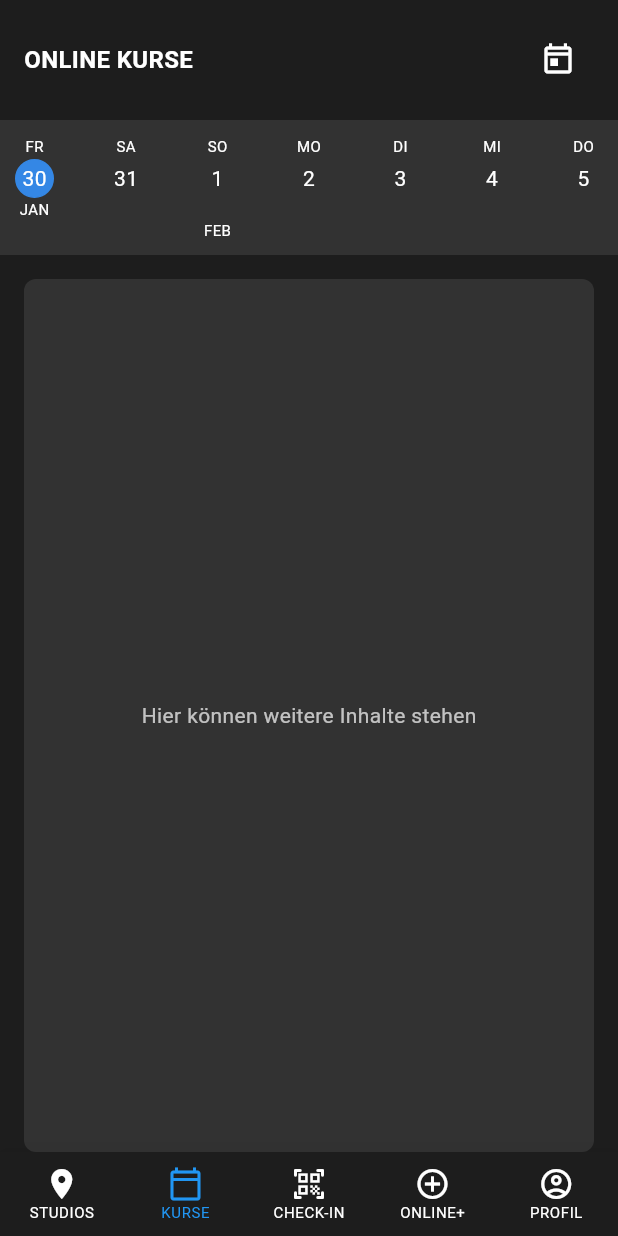
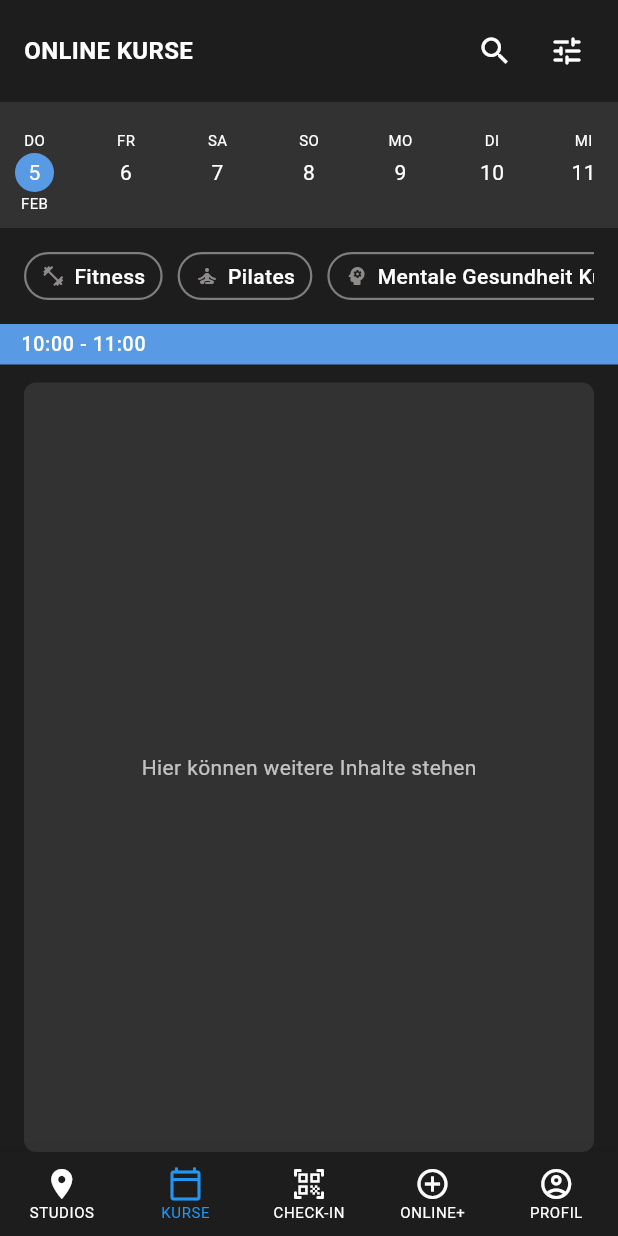
Before and after one commit to MarvinFraembs/Hanse_Fit, a Flutter app: the screen it shows after launch, item 2 of the bottom bar chosen, on a phone screen of 412 x 824 dp. Run offline on Flutter 3.47's test engine with Material 3 defaults, Android fonts, the phone set to English and light mode, and no system bars; missing offline and left inert: window_size.

Commit message:
updated kurse_page

```diff
--- a/lib/ui/pages/kurse_page.dart
+++ b/lib/ui/pages/kurse_page.dart
@@ -6,8 +6,7 @@ class KursePage extends StatelessWidget {
   @override
   Widget build(BuildContext context) {
     // Aktuelles Datum
-    //DateTime now = DateTime.now();
-    DateTime now = DateTime(2026,1,30);
+    DateTime now = DateTime.now();
 
     // Liste der Wochentage (Deutsch)
     List<String> weekdays = ['MO', 'DI', 'MI', 'DO', 'FR', 'SA', 'SO'];
@@ -23,9 +22,10 @@ class KursePage extends StatelessWidget {
           children: [
             // Header
             Padding(
-              padding: const EdgeInsets.all(16.0),
+              padding: const EdgeInsets.all(10.0),
               child: Row(
                 children: [
+                  const SizedBox(width:6),
                   const Text(
                     'ONLINE KURSE',
                     style: TextStyle(
@@ -36,9 +36,15 @@ class KursePage extends StatelessWidget {
                   ),
                   const Spacer(),
                   IconButton(
-                    icon: const Icon(Icons.today_outlined, color: Colors.white),
+                    icon: const Icon(Icons.search, color: Colors.white),
                     onPressed: () {
-                      print('Heute geklickt');
+                      print('Suche geklickt');
+                    },
+                  ),
+                  IconButton(
+                    icon: const Icon(Icons.tune_rounded, color: Colors.white),
+                    onPressed: () {
+                      print('Einstellungen geklickt');
                     },
                   ),
                 ],
@@ -54,6 +60,7 @@ class KursePage extends StatelessWidget {
               child: Column(
                 children: [
                   // Wochentage-Row
+                  const SizedBox(height: 8),
                   Row(
                     mainAxisAlignment: MainAxisAlignment.spaceBetween,
                     children: List.generate(7, (index) {
@@ -80,11 +87,11 @@ class KursePage extends StatelessWidget {
                             decoration: BoxDecoration(
                               shape: BoxShape.circle,
                               color: isToday
-                                  ? const Color.fromARGB(255, 52, 135, 229)
+                                  ? const Color.fromARGB(255, 89, 154, 228)
                                   : Colors.transparent,
                               border: Border.all(
                                 color: isToday
-                                    ? const Color.fromARGB(255, 52, 135, 229)
+                                    ? const Color.fromARGB(255, 89, 154, 228)
                                     : Colors.transparent,
                                 width: 1,
                               ),
@@ -102,16 +109,7 @@ class KursePage extends StatelessWidget {
                           ),
 
                           Text(
-                            isToday ? monthNames[day.month - 1] : '',
-                            style: const TextStyle(
-                              color: Colors.white,
-                              fontSize: 10,
-                              fontWeight: FontWeight.normal,
-                            ),
-                          ),
-
-                          Text(
-                            (day.day == 1 && !isToday) ? monthNames[day.month - 1] : '',
+                            (day.day == 1 || isToday) ? monthNames[day.month - 1] : '',
                             style: const TextStyle(
                               color: Colors.white,
                               fontSize: 10,
@@ -128,6 +126,49 @@ class KursePage extends StatelessWidget {
 
             const SizedBox(height: 16),
 
+            Padding(
+              padding: const EdgeInsets.symmetric(horizontal: 16.0),
+              child: SizedBox(
+                height: 32, // Höhe der Pills – passe bei Bedarf an (44–60 ist meist gut)
+                child: ListView(
+                  scrollDirection: Axis.horizontal,
+                  children: [
+                    _buildCoursePill(Icons.fitness_center_outlined, 'Fitness'),
+                    const SizedBox(width: 10),
+                    _buildCoursePill(Icons.self_improvement_rounded, 'Pilates'),
+                    const SizedBox(width: 10),
+                    _buildCoursePill(Icons.psychology_rounded, 'Mentale Gesundheit Kurs'),
+                    const SizedBox(width: 10), // optional: Platz am Ende
+                  ],
+                ),
+              ),
+            ),
+
+            const SizedBox(height: 16),
+
+            Container(
+              padding: const EdgeInsets.all(4),
+              width: double.infinity,
+              decoration: BoxDecoration(
+                color: const Color.fromARGB(255, 89, 154, 228),
+              ),
+              child: Row(
+                children: [
+                  const SizedBox(width: 10),
+                  Text(
+                    _getCurrentHourRange(),
+                    style: const TextStyle(
+                      color: Colors.white,
+                      fontSize: 13,
+                      fontWeight: FontWeight.w500,
+                      letterSpacing: 0.5,
+                    ),
+                  ),
+                ],
+              ),
+            ),
+
+            const SizedBox(height: 12),
                         // Weitere Inhalte können hier hinzugefügt werden
                         Expanded(
                           child: Padding(
@@ -156,3 +197,44 @@ class KursePage extends StatelessWidget {
                 );
               }
             }
+
+Widget _buildCoursePill(IconData icon, String label) {
+  return Container(
+    padding: const EdgeInsets.symmetric(horizontal: 10, vertical: 4),
+    decoration: BoxDecoration(
+      border: Border.all(color: const Color.fromARGB(255, 130, 125, 125), width: 1.5),
+      borderRadius: BorderRadius.circular(30), // stark abgerundet → Pill-Look
+      color: Colors.transparent,
+    ),
+    child: Row(
+      mainAxisSize: MainAxisSize.min, // wichtig: nur so breit wie Inhalt
+      children: [
+        Icon(
+          icon,
+          color: const Color.fromARGB(255, 144, 139, 139),
+          size: 16,
+        ),
+        const SizedBox(width: 6),
+        Text(
+          label,
+          style: const TextStyle(
+            color: Colors.white,
+            fontSize: 14,
+            fontWeight: FontWeight.w500,
+          ),
+        ),
+      ],
+    ),
+  );
+}
+
+String _getCurrentHourRange() {
+  final now = DateTime.now();
+  final startHour = now.hour;
+  final endHour = (startHour + 1) % 24;
+
+  final start = startHour.toString().padLeft(2, '0');
+  final end = endHour.toString().padLeft(2, '0');
+
+  return '$start:00 - $end:00';
+}
--- a/lib/ui/pages/onlineplus_page.dart
+++ b/lib/ui/pages/onlineplus_page.dart
@@ -93,7 +93,7 @@ class OnlineplusPage extends StatelessWidget {
                     crossAxisAlignment: CrossAxisAlignment.start,
                     children: [
                       Image.asset(
-                        '/home/marvin/Code/Hanse-Fit/hanse_fit_app/assets/images/Icon_Yazio.png',
+                        'assets/images/Icon_Yazio.png',
                         width: 40,
                         height: 40,
                       ),
@@ -167,7 +167,7 @@ class OnlineplusPage extends StatelessWidget {
                     crossAxisAlignment: CrossAxisAlignment.start,
                     children: [
                       Image.asset(
-                        '/home/marvin/Code/Hanse-Fit/hanse_fit_app/assets/images/Icon_7Schlaefer.png',
+                        'assets/images/Icon_7Schlaefer.png',
                         width: 40,
                         height: 40,
                       ),
--- a/pubspec.yaml
+++ b/pubspec.yaml
@@ -20,3 +20,6 @@ dev_dependencies:
 
 flutter:
   uses-material-design: true
+
+  assets:
+    - assets/images/
```
Lines whose indentation alone changed are shown as unchanged.
